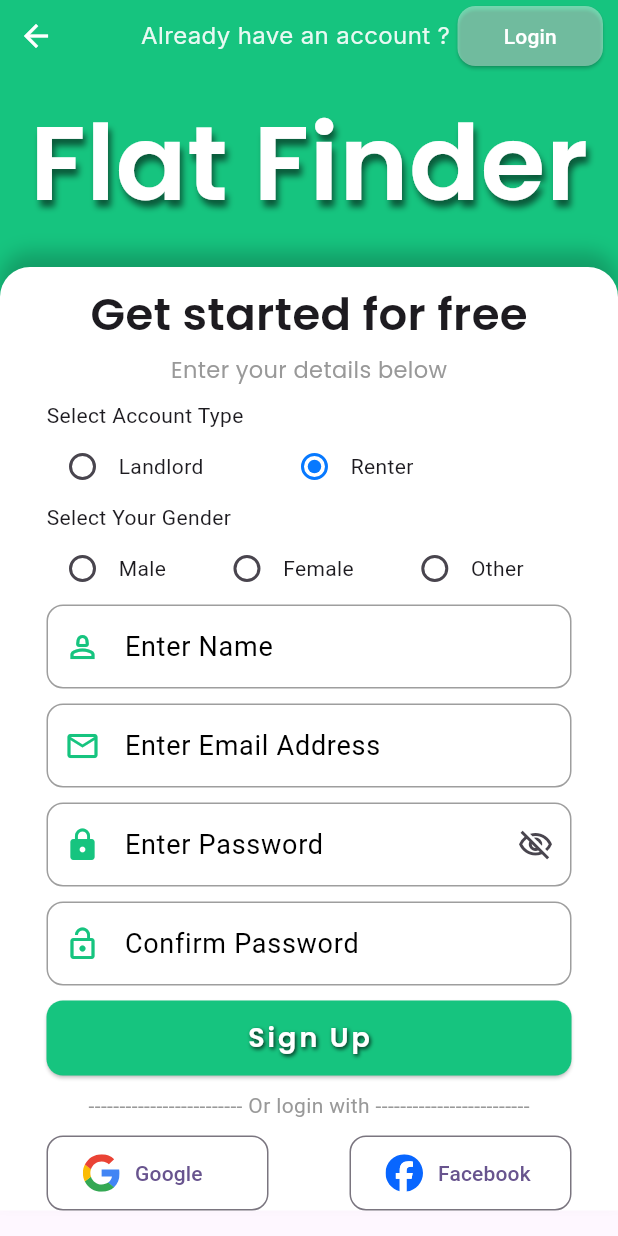
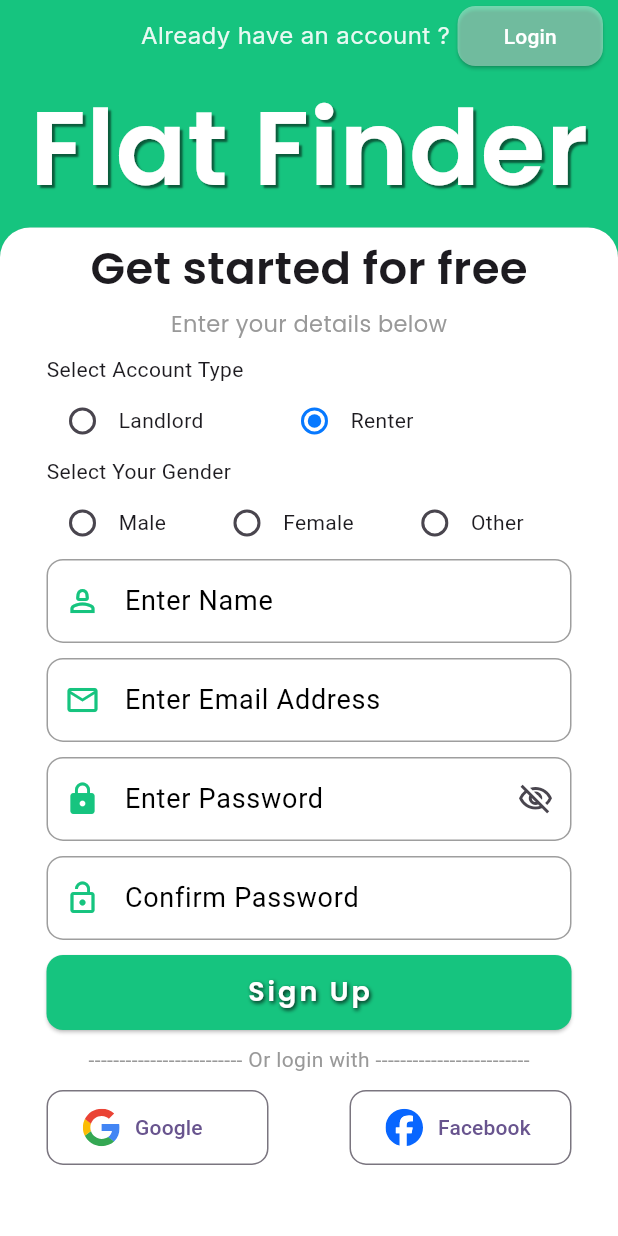
Before and after one commit to rahulkumardev24/flat_finder_app, a Flutter app: the screen it shows after launch, after a tap on "Sign Up", on a phone screen of 412 x 824 dp. Run offline on Flutter 3.47's test engine with Material 3 defaults, Android fonts, the phone set to English and light mode, and no system bars; our stand-ins replace cloud_firestore, curved_navigation_bar, dash_chat_2, firebase_auth, firebase_core, firebase_storage and 6 more; accounts and stored records are empty; project files that could hold a hidden picture were left out.

Commit message:
login and signup screen ui fix

```diff
--- a/lib/common/login_and_signup/login_screen.dart
+++ b/lib/common/login_and_signup/login_screen.dart
@@ -5,6 +5,7 @@ import 'package:flutter/cupertino.dart';
 import 'package:flutter/material.dart';
 import '../../landlord/bottom_navigation_landlord.dart';
 import '../../theme/colors.dart';
+import '../../utils/custom_text_style.dart';
 import '../../widgets/custom_text_field.dart';
 
 import '../../widgets/full_width_button.dart';
@@ -97,6 +98,7 @@ class _LoginScreenState extends State<LoginScreen> {
     final mqDataWith = MediaQuery.of(context).size.width ;
     final mqDataHeight = MediaQuery.of(context).size.height ;
     return Scaffold(
+      backgroundColor: Colors.white,
       ///-------------------------------BODY------------------------------------------
       body: SafeArea(
         child: SingleChildScrollView(
@@ -107,10 +109,7 @@ class _LoginScreenState extends State<LoginScreen> {
                 color: AppColors().green, // Setting custom color for background
                 child: Row(
                   children: [
-                    // Predefined button
-                    const BackButton(
-                      color: Colors.white,
-                    ),
+
                     const Spacer(),
                     Text(
                       "Don't have an account ?",
@@ -138,7 +137,7 @@ class _LoginScreenState extends State<LoginScreen> {
               // This container contain the big title text "Flat Finder"
               Container(
                 width: double.infinity,
-                height: 200,
+                height: mqDataHeight * 0.2,
                 color: AppColors().green,
                 child: const Center(
                   child: Text(
@@ -149,8 +148,8 @@ class _LoginScreenState extends State<LoginScreen> {
                         color: Colors.white,
                         shadows: [
                           Shadow(
-                              offset: Offset(2.0, 5.0),
-                              blurRadius: 5.0,
+                              offset: Offset(2.0, 2.0),
+                              blurRadius: 1.0,
                               color: Colors.black54)
                         ]),
                   ),
@@ -168,23 +167,21 @@ class _LoginScreenState extends State<LoginScreen> {
                       boxShadow: [
                         BoxShadow(
                           color: Colors.black.withOpacity(0.2),
-                          offset: const Offset(0, -10),
-                          blurRadius: 10,
+
                         )
                       ]),
                   child: Column(
                     crossAxisAlignment: CrossAxisAlignment.center,
                     children: [
                       const SizedBox(
-                        height: 30,
+                        height: 20,
                       ),
-                      const Text(
+                       Text(
                         "Welcome back",
-                        style: TextStyle(
-                            fontSize: 30, fontFamily: "Poppins-Semibold"),
+                        style: myTextStyle36(),
                       ),
                       const SizedBox(
-                        height: 5,
+                        height: 12,
                       ),
                       Text(
                         "Enter your details below",
@@ -194,7 +191,7 @@ class _LoginScreenState extends State<LoginScreen> {
                             color: AppColors().grey),
                       ),
                       const SizedBox(
-                        height: 40,
+                        height: 11,
                       ),
                       // this sizedbox contains email field
                       SizedBox(
--- a/lib/common/login_and_signup/signup_screen.dart
+++ b/lib/common/login_and_signup/signup_screen.dart
@@ -90,7 +90,11 @@ class _SignupScreenState extends State<SignupScreen> {
 
   @override
   Widget build(BuildContext context) {
+    final mqDataWith = MediaQuery.of(context).size.width ;
+    final mqDataHeight = MediaQuery.of(context).size.height ;
     return Scaffold(
+
+      backgroundColor: Colors.white,
       body: SafeArea(
         child: SingleChildScrollView(
           child: Column(
@@ -100,10 +104,7 @@ class _SignupScreenState extends State<SignupScreen> {
                 color: AppColors().green, // Setting custom color for background
                 child: Row(
                   children: [
-                    // Predefined button
-                    const BackButton(
-                      color: Colors.white,
-                    ),
+
                     const Spacer(),
                     Text(
                       "Already have an account ?",
@@ -131,7 +132,7 @@ class _SignupScreenState extends State<SignupScreen> {
               // This container contain the big title text "Flat Finder"
               Container(
                 width: double.infinity,
-                height: 150,
+                height: mqDataHeight * 0.15,
                 color: AppColors().green,
                 child: const Center(
                   child: Padding(
@@ -144,8 +145,8 @@ class _SignupScreenState extends State<SignupScreen> {
                           color: Colors.white,
                           shadows: [
                             Shadow(
-                                offset: Offset(2.0, 5.0),
-                                blurRadius: 5.0,
+                                offset: Offset(2.0, 2.0),
+                                blurRadius: 1.0,
                                 color: Colors.black54)
                           ]),
                     ),
@@ -165,15 +166,14 @@ class _SignupScreenState extends State<SignupScreen> {
                       boxShadow: [
                         BoxShadow(
                           color: Colors.black.withOpacity(0.2),
-                          offset: const Offset(0, -10),
-                          blurRadius: 10,
+
                         )
                       ]),
                   child: Column(
                     crossAxisAlignment: CrossAxisAlignment.center,
                     children: [
                       const SizedBox(
-                        height: 10,
+                        height: 6,
                       ),
                       const Text(
                         "Get started for free",
```
